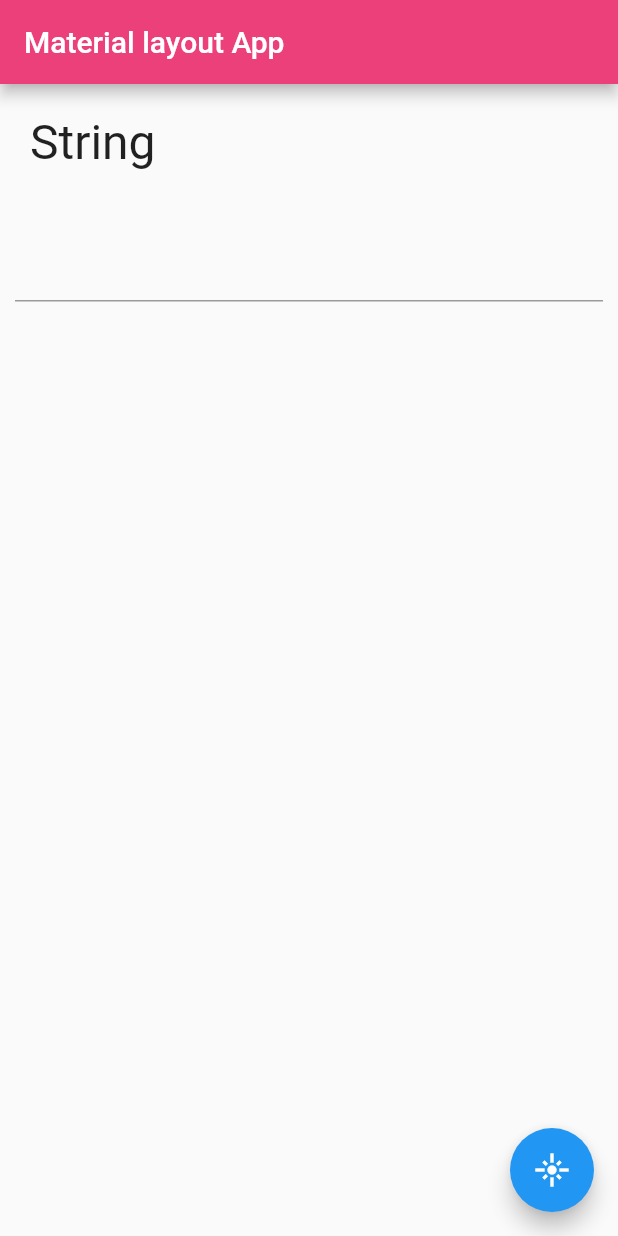
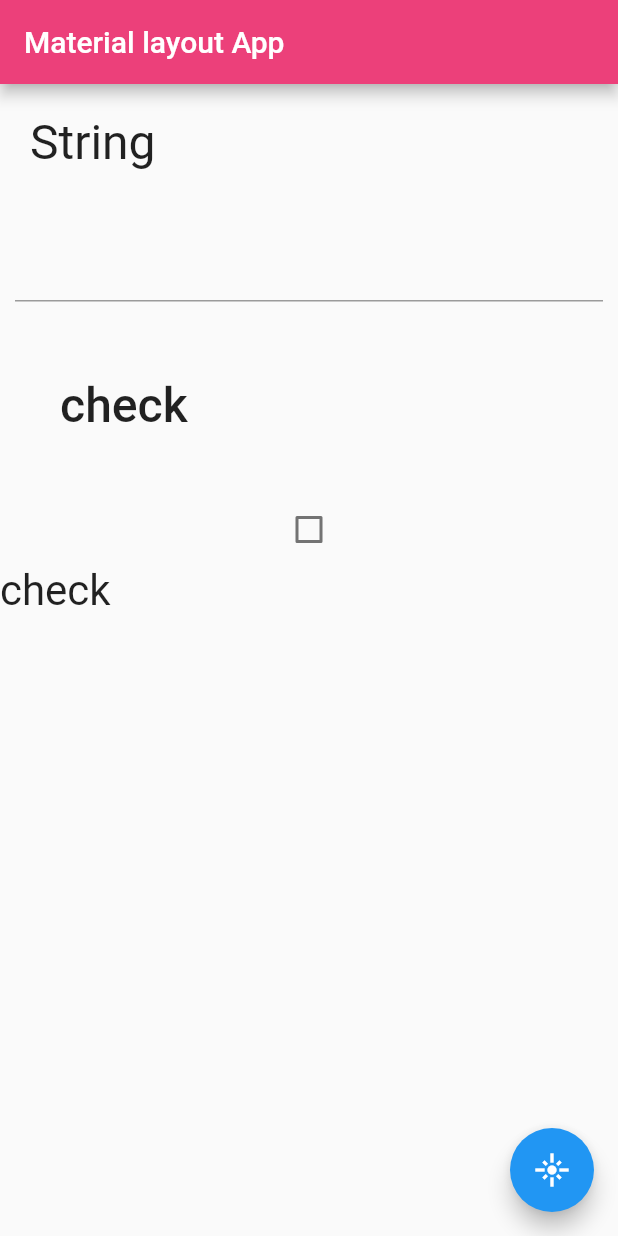
Before and after one commit to Ohnao/test2_flutter, a Flutter app: the screen it shows after launch, on a phone screen of 412 x 824 dp. Run offline on Flutter 3.47's test engine with Material 2 defaults, Android fonts, the phone set to English and light mode, and no system bars.

Commit message:
about checkbox and add two value to initState

```diff
--- a/lib/main.dart
+++ b/lib/main.dart
@@ -22,17 +22,27 @@ class MyHomePage extends StatefulWidget {
 class _MyHomePageState extends State<MyHomePage> {
   var _islight = true;
   var _yourMessage;
+  var _checkMessage;
+  bool _checked = false;
   final controller = TextEditingController();
 
   @override
   void initState() {
     _yourMessage = 'String';
+    _checkMessage = 'check';
     super.initState();
   }
 
   void textChanged(String val){
     setState(() {
       _yourMessage = 'You said ' + val.toUpperCase();
+    });
+  }
+
+  void checkChanged(bool value){
+    setState(() {
+      _checked = value;
+      _checkMessage = value ? 'checked' : 'not checked';
     });
   }
 
@@ -76,6 +86,29 @@ class _MyHomePageState extends State<MyHomePage> {
                       ),
                     ),
                   ),
+                  Padding(
+                    padding: EdgeInsets.all(40.0),
+                    child: Text(
+                      _checkMessage,
+                      style: TextStyle(
+                        fontSize: 32.0,
+                        fontWeight: FontWeight.w500,
+                        fontFamily: "Roboto",
+                      ),
+                    ),
+                  ),
+                  Checkbox(
+                    value: _checked,
+                    onChanged: checkChanged,
+                  ),
+                  Text(
+                    "check",
+                    style: TextStyle(
+                      fontSize: 28.0,
+                      fontWeight: FontWeight.w400,
+                      fontFamily: "Roboto",
+                    )
+                  )
                 ],
               ),
           ),
```
